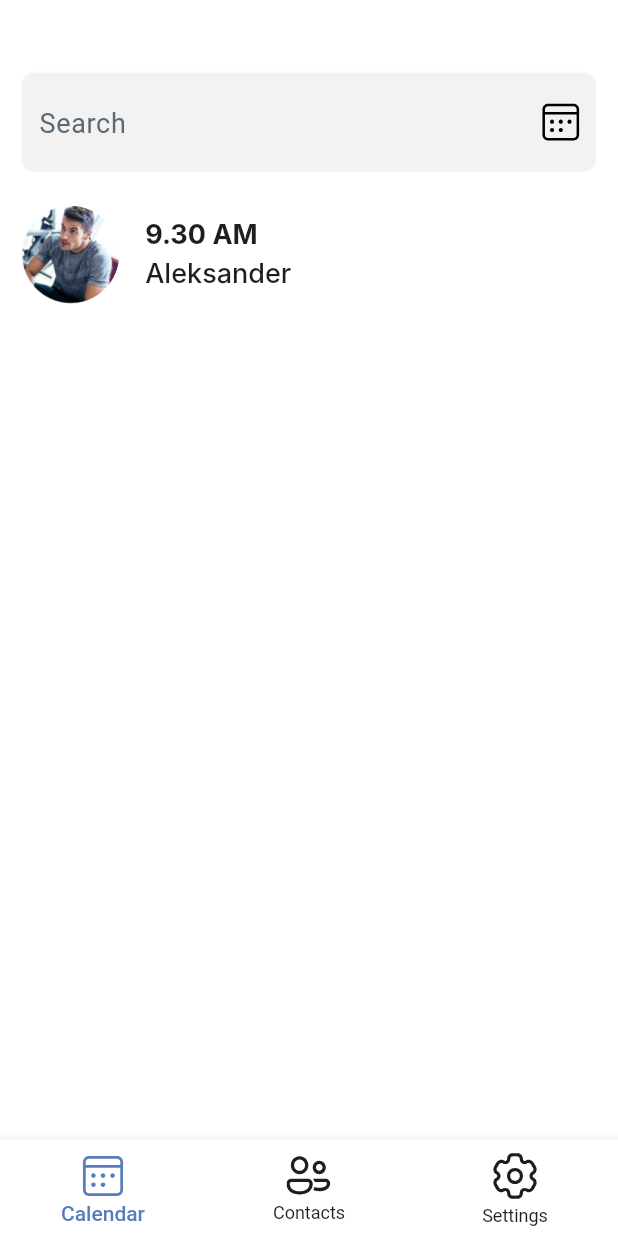
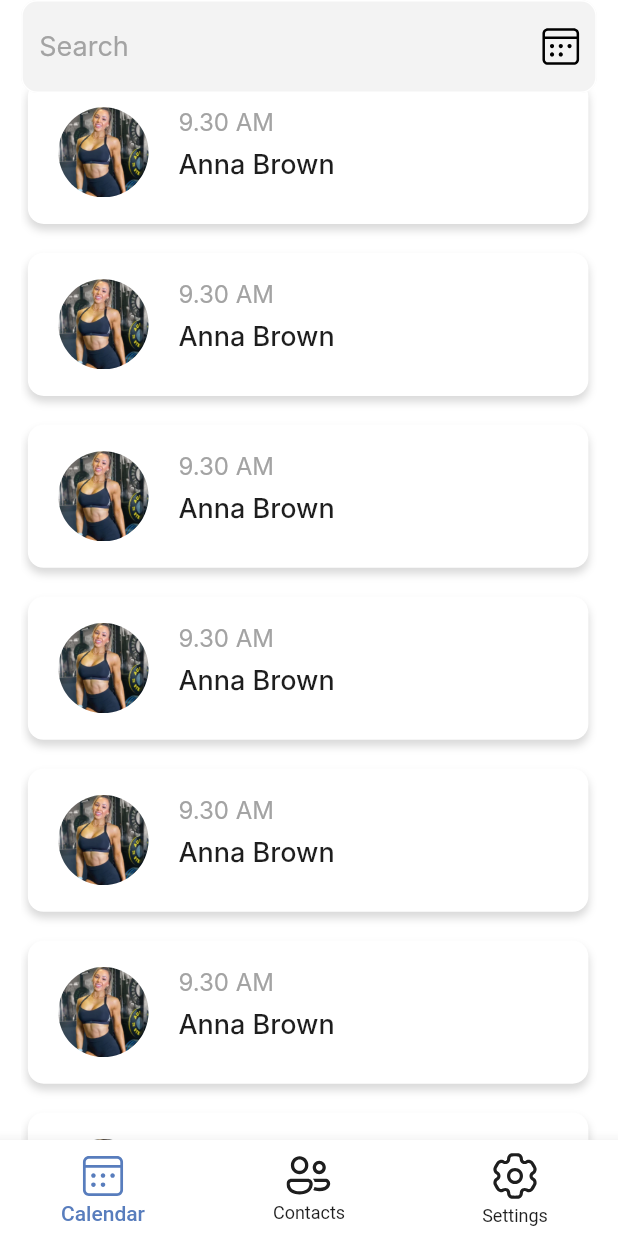
Before and after one commit to MironAlikc/new_element_training, a Flutter app: the CalendarScreen screen opened by its route, on a phone screen of 412 x 824 dp. Run offline on Flutter 3.47's test engine with Material 2 defaults, Android fonts, the phone set to English and light mode, and no system bars; our stand-ins replace auto_route, dio, flutter_bloc, flutter_screenutil, flutter_svg, responsive_builder and 2 more; accounts and stored records are empty; Roboto replaces fonts that are missing (Inter).

Commit message:
ListView User Calendar Widget

```diff
--- a/lib/presentation/common_widgets/list_user_calendar_widget.dart
+++ b/lib/presentation/common_widgets/list_user_calendar_widget.dart
@@ -5,39 +5,64 @@ import 'package:new_element_training/resources/resources.dart';
 class ListViewUserCalendarWidget extends StatelessWidget {
   const ListViewUserCalendarWidget({
     super.key,
+    required this.onTap,
   });
-
+  final Function() onTap;
   @override
   Widget build(BuildContext context) {
     return Padding(
-      padding: EdgeInsets.symmetric(vertical: 12.w),
+      padding: EdgeInsets.symmetric(
+        vertical: 10.w,
+        horizontal: 5.h,
+      ),
+      child: Stack(
+        children: [
+          InkWell(
+            onTap: onTap,
+            child: Container(
+              width: 390.w,
+              height: 108.h,
+              padding: EdgeInsets.all(20.h),
+              decoration: ShapeDecoration(
+                color: Colors.white,
+                shape: RoundedRectangleBorder(
+                  borderRadius: BorderRadius.circular(12.r),
+                ),
+                shadows: const [
+                  BoxShadow(
+                    color: Color(0x26000000),
+                    blurRadius: 4,
+                    offset: Offset(0, 4),
+                    spreadRadius: 0,
+                  )
+                ],
+              ),
               child: Row(
                 children: [
                   CircleAvatar(
                       radius: 37.r,
                       backgroundColor: Colors.white,
                       backgroundImage: const AssetImage(
-                AppPngs.user,
-              )
-              // backgroundImage: (AppPngs.logo),
-              ),
+                        AppPngs.imageUser,
+                      )),
                   SizedBox(width: 18.w),
                   Column(
                     crossAxisAlignment: CrossAxisAlignment.start,
                     children: [
                       const Text(
-                "9.30 AM",
+                        '9.30 AM',
+                        textAlign: TextAlign.center,
                         style: TextStyle(
-                  color: Color(0xFF1E1E1E),
-                  fontSize: 18,
-                  fontFamily: "Inter",
-                  fontWeight: FontWeight.w700,
+                          color: Color(0xFFA3A3A3),
+                          fontSize: 16,
+                          fontFamily: 'Inter',
+                          fontWeight: FontWeight.w400,
                           height: 0,
                         ),
                       ),
-              SizedBox(height: 4.h),
+                      SizedBox(height: 10.h),
                       const Text(
-                "Aleksander",
+                        "Anna Brown",
                         style: TextStyle(
                           color: Color(0xFF1E1E1E),
                           fontSize: 18,
@@ -46,8 +71,20 @@ class ListViewUserCalendarWidget extends StatelessWidget {
                           height: 0,
                         ),
                       ),
+                      SizedBox(height: 10.h),
                     ],
                   ),
+                ],
+              ),
+            ),
+          ),
+          // Material(
+          //   color: Colors.transparent,
+          //   child: InkWell(
+          //     borderRadius: BorderRadius.circular(13),
+          //     onTap: onTap,
+          //   ),
+          // ),
         ],
       ),
     );
--- a/lib/presentation/screens/calendar/calendar_screen.dart
+++ b/lib/presentation/screens/calendar/calendar_screen.dart
@@ -2,6 +2,7 @@ import 'package:auto_route/auto_route.dart';
 import 'package:flutter/material.dart';
 import 'package:flutter_screenutil/flutter_screenutil.dart';
 import 'package:flutter_svg/svg.dart';
+import 'package:new_element_training/presentation/common_widgets/list_contacts_widget.dart';
 import 'package:new_element_training/presentation/common_widgets/list_user_calendar_widget.dart';
 import 'package:new_element_training/resources/resources.dart';
 import 'package:new_element_training/router/router.dart';
@@ -21,16 +22,26 @@ class _CalendarScreenState extends State<CalendarScreen> {
   Widget build(BuildContext context) {
     final TextEditingController controller = TextEditingController();
     return Scaffold(
-      body: SingleChildScrollView(
+      body: SafeArea(
         child: Padding(
-          padding: EdgeInsets.symmetric(
-            horizontal: 16.h,
-            vertical: 50.w,
-          ),
-          child: Column(
+          padding: EdgeInsets.symmetric(horizontal: 16.h),
+          child: Stack(
             children: [
+              ListView.builder(
+                padding: EdgeInsets.only(top: 50.h),
+                keyboardDismissBehavior:
+                    ScrollViewKeyboardDismissBehavior.onDrag,
+                shrinkWrap: true,
+                itemCount: 10,
+                itemBuilder: (context, index) => ListViewUserCalendarWidget(
+                  onTap: () {
+                    // AutoRouter.of(context).push(
+                    //   const ProgramRoute(),
+                    // );
+                  },
+                ),
+              ),
               TextField(
-                onChanged: (val) {},
                 decoration: InputDecoration(
                   suffixIcon: IconButton(
                     icon: SvgPicture.asset(AppSvgs.calendar),
@@ -40,39 +51,88 @@ class _CalendarScreenState extends State<CalendarScreen> {
                   ),
                   hintText: "Search",
                   hintStyle: const TextStyle(
-                    color: Color(0XFF5B6975),
+                    color: Color(0xFFA3A3A3),
                     fontSize: 18,
+                    fontFamily: 'Inter',
                     fontWeight: FontWeight.w400,
-                    height: 1.50,
-                    letterSpacing: 0.44,
+                    height: 0,
                   ),
-                  fillColor: const Color(0xFFF2F2F2),
+                  fillColor: const Color(0xFFF2F2F2).withAlpha(235),
                   filled: true,
-                  border: OutlineInputBorder(
+                  border: const OutlineInputBorder(),
+                  enabledBorder: OutlineInputBorder(
+                    borderRadius: BorderRadius.circular(12.r),
                     borderSide: const BorderSide(
-                      color: Colors.grey,
+                      color: Colors.white,
                     ),
-                    borderRadius: BorderRadius.circular(12.r),
-                  ),
-                  enabledBorder: OutlineInputBorder(
-                    borderRadius: BorderRadius.circular(10.r),
-                    borderSide:
-                        const BorderSide(color: Colors.white, width: 0.5),
                   ),
                   focusedBorder: OutlineInputBorder(
-                    borderRadius: BorderRadius.circular(10),
-                    borderSide:
-                        const BorderSide(color: Colors.white, width: 0.5),
+                    borderRadius: BorderRadius.circular(12.r),
+                    borderSide: const BorderSide(
+                      color: Colors.white,
+                    ),
                   ),
                 ),
                 controller: controller,
               ),
-              SizedBox(height: 12.h),
-              const ListViewUserCalendarWidget(),
             ],
           ),
         ),
       ),
     );
+    // Scaffold(
+    //   body: SingleChildScrollView(
+    //     child: Padding(
+    //       padding: EdgeInsets.symmetric(
+    //         horizontal: 16.h,
+    //         vertical: 50.w,
+    //       ),
+    //       child: Column(
+    //         children: [
+    //           TextField(
+    //             onChanged: (val) {},
+    //             decoration: InputDecoration(
+    //               suffixIcon: IconButton(
+    //                 icon: SvgPicture.asset(AppSvgs.calendar),
+    //                 onPressed: () {
+    //                   AutoRouter.of(context).push(const TableCalendarRoute());
+    //                 },
+    //               ),
+    //               hintText: "Search",
+    //               hintStyle: const TextStyle(
+    //                 color: Color(0XFF5B6975),
+    //                 fontSize: 18,
+    //                 fontWeight: FontWeight.w400,
+    //                 height: 1.50,
+    //                 letterSpacing: 0.44,
+    //               ),
+    //               fillColor: const Color(0xFFF2F2F2),
+    //               filled: true,
+    //               border: OutlineInputBorder(
+    //                 borderSide: const BorderSide(
+    //                   color: Colors.grey,
+    //                 ),
+    //                 borderRadius: BorderRadius.circular(12.r),
+    //               ),
+    //               enabledBorder: OutlineInputBorder(
+    //                 borderRadius: BorderRadius.circular(10.r),
+    //                 borderSide:
+    //                     const BorderSide(color: Colors.white, width: 0.5),
+    //               ),
+    //               focusedBorder: OutlineInputBorder(
+    //                 borderRadius: BorderRadius.circular(10),
+    //                 borderSide:
+    //                     const BorderSide(color: Colors.white, width: 0.5),
+    //               ),
+    //             ),
+    //             controller: controller,
+    //           ),
+    //           SizedBox(height: 12.h),
+    //           const ListViewUserCalendarWidget(),
+    //         ],
+    //       ),
+    //     ),
+    //   ),
+    // );
   }
 }
--- a/lib/presentation/screens/сontacts/contacts_screen.dart
+++ b/lib/presentation/screens/сontacts/contacts_screen.dart
@@ -21,9 +21,7 @@ class _ContactsScreenState extends State<ContactsScreen> {
     return Scaffold(
       body: SafeArea(
         child: Padding(
-          padding: EdgeInsets.symmetric(horizontal: 16.h
-              //vertical: 50,
-              ),
+          padding: EdgeInsets.symmetric(horizontal: 16.h),
           child: Stack(
             children: [
               ListView.builder(
@@ -40,7 +38,6 @@ class _ContactsScreenState extends State<ContactsScreen> {
                   },
                 ),
               ),
-              //  SizedBox(height: 20),
               TextField(
                 decoration: InputDecoration(
                   hintText: "Search",
--- a/lib/resources/app_pngs.dart
+++ b/lib/resources/app_pngs.dart
@@ -4,6 +4,7 @@ class AppPngs {
   AppPngs._();
 
   static const String backButton = 'assets/pngs/back_button.png';
+  static const String imageUser = 'assets/pngs/image_user.png';
   static const String loginPhoto = 'assets/pngs/login_photo.png';
   static const String logo = 'assets/pngs/logo.png';
   static const String user = 'assets/pngs/user.png';
```
Also changed, not shown: assets/pngs/image_user.png (added), 1 other file. Lines whose indentation alone changed are shown as unchanged.
